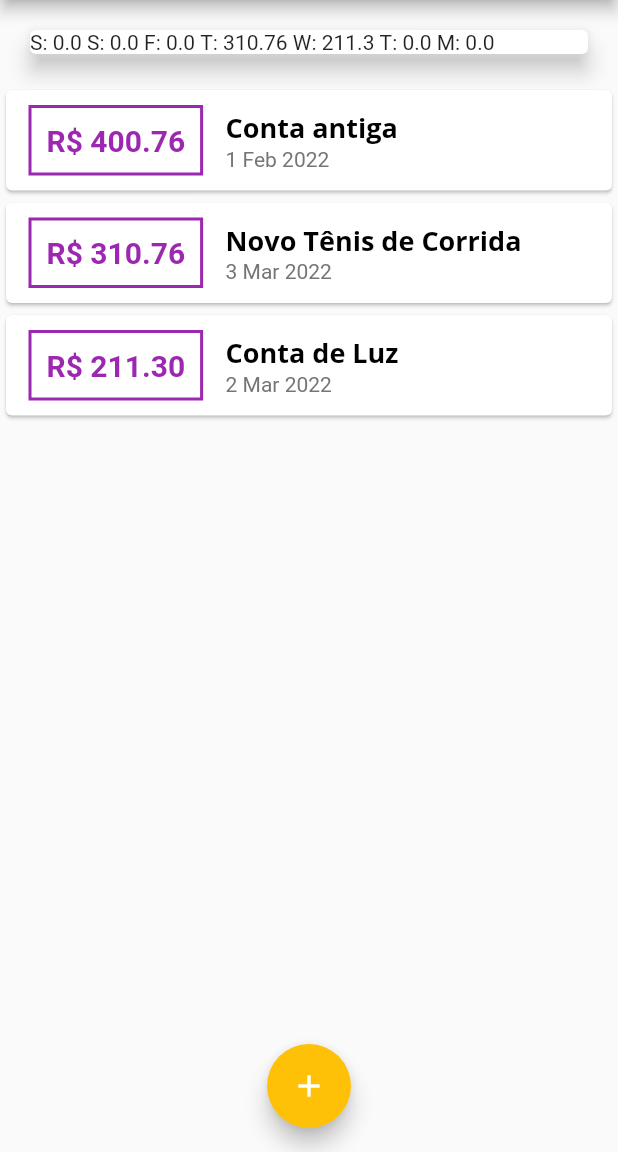
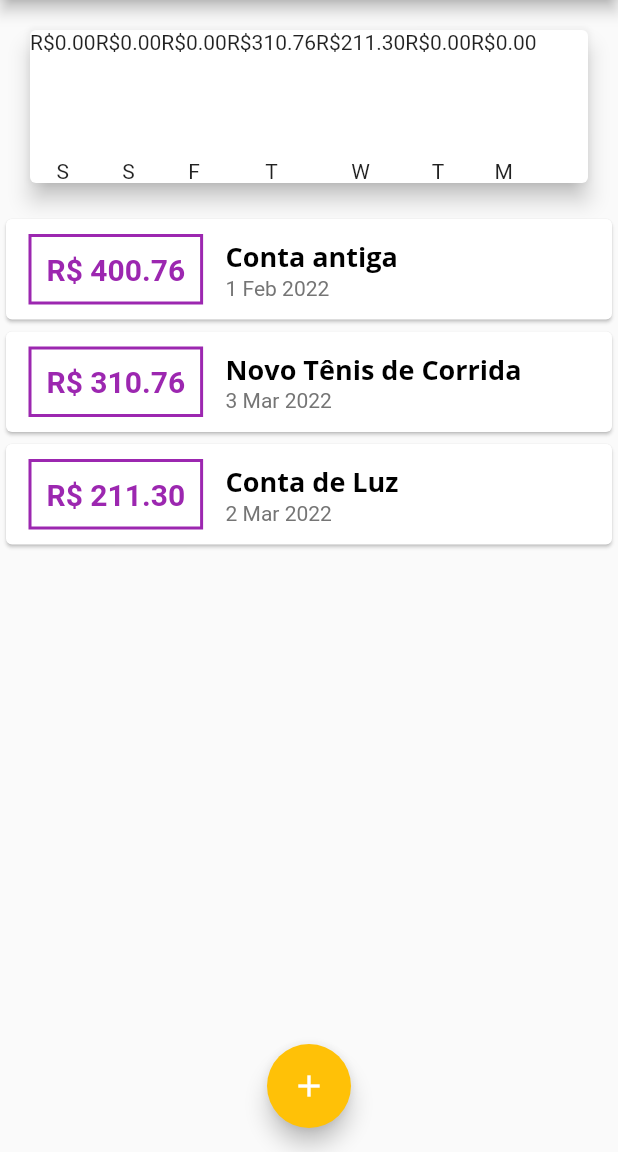
Before and after one commit to IcaroMourao/expenses-flutter, a Flutter app: the screen it shows after launch, on a phone screen of 412 x 824 dp, the part 84-1236 px from its top. Run offline on Flutter 3.47's test engine with Material 2 defaults, Android fonts, the phone set to English and light mode, and no system bars.

Commit message:
Implementa base do componente de gráfico [aula-125]

```diff
--- a/lib/components/chart.dart
+++ b/lib/components/chart.dart
@@ -1,6 +1,7 @@
 import '../models/transaction.dart';
 import 'package:intl/intl.dart';
 import 'package:flutter/material.dart';
+import 'chart_bar.dart';
 
 class Chart extends StatelessWidget {
   final List<Transaction> recentTransaction;
@@ -39,7 +40,11 @@ class Chart extends StatelessWidget {
       margin: EdgeInsets.all(20),
       child: Row(
         children: groupedTransactions.map((tr) {
-          return Text('${tr['day']}: ${tr['value']} ');
+          return ChartBar(
+            label: tr['day'].toString(),
+            value: double.parse(tr['value'].toString()),
+            percentage: 0,
+          );
         }).toList(),
       ),
     );
--- a/lib/components/chart_bar.dart
+++ b/lib/components/chart_bar.dart
@@ -1,8 +1,30 @@
 import 'package:flutter/material.dart';
 
 class ChartBar extends StatelessWidget {
+  final String label;
+  final double value;
+  final double percentage;
+
+  ChartBar({
+    required this.label,
+    required this.value,
+    required this.percentage,
+  });
+
   @override
   Widget build(BuildContext context) {
-    return Container();
+    return Column(
+      children: <Widget>[
+        Text('R\$${value.toStringAsFixed(2)}'),
+        SizedBox(height: 5),
+        Container(
+          height: 60,
+          width: 10,
+          child: null,
+        ),
+        SizedBox(height: 5),
+        Text(label),
+      ],
+    );
   }
 }
```
